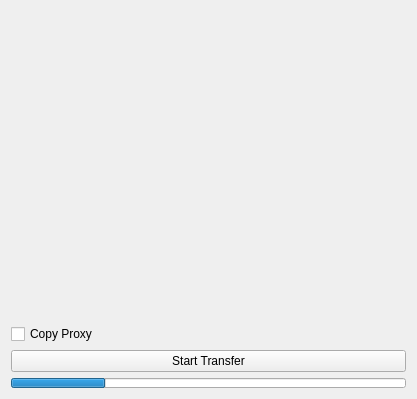
AltaArts/SourceTab--Prism-Plugin, file Libs/UserInterfaces/SourceFunctions.ui: the form before one commit.
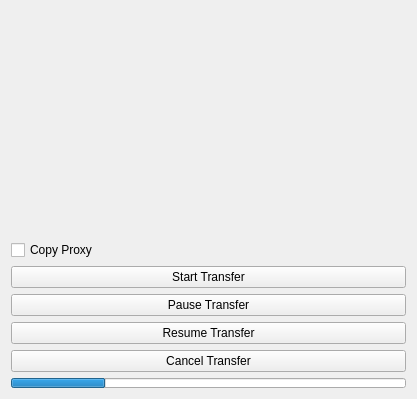
The form after the commit.

Commit message:
Added Functions to Pause/Cancel Transfer #26
This is mostly working.

Still need to figure out the resume part.

Patch:
```diff
--- a/Libs/UserInterfaces/SourceFunctions.ui
+++ b/Libs/UserInterfaces/SourceFunctions.ui
@@ -63,6 +63,27 @@
          </property>
         </widget>
        </item>
+       <item>
+        <widget class="QPushButton" name="b_transfer_pause">
+         <property name="text">
+          <string>Pause Transfer</string>
+         </property>
+        </widget>
+       </item>
+       <item>
+        <widget class="QPushButton" name="b_transfer_resume">
+         <property name="text">
+          <string>Resume Transfer</string>
+         </property>
+        </widget>
+       </item>
+       <item>
+        <widget class="QPushButton" name="b_transfer_cancel">
+         <property name="text">
+          <string>Cancel Transfer</string>
+         </property>
+        </widget>
+       </item>
        <item>
         <widget class="QProgressBar" name="progBar_total">
          <property name="maximumSize">
```
Left out of the diff: 2 changed lines with no effect on the pictures. The commit also changes 3 other files.
